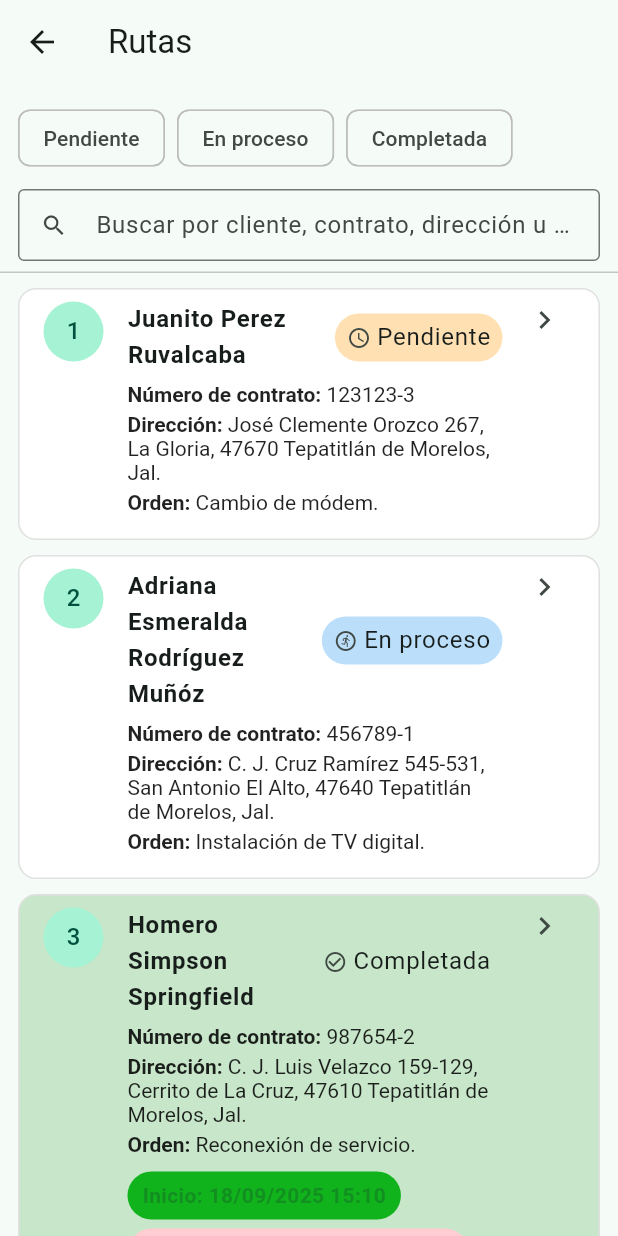
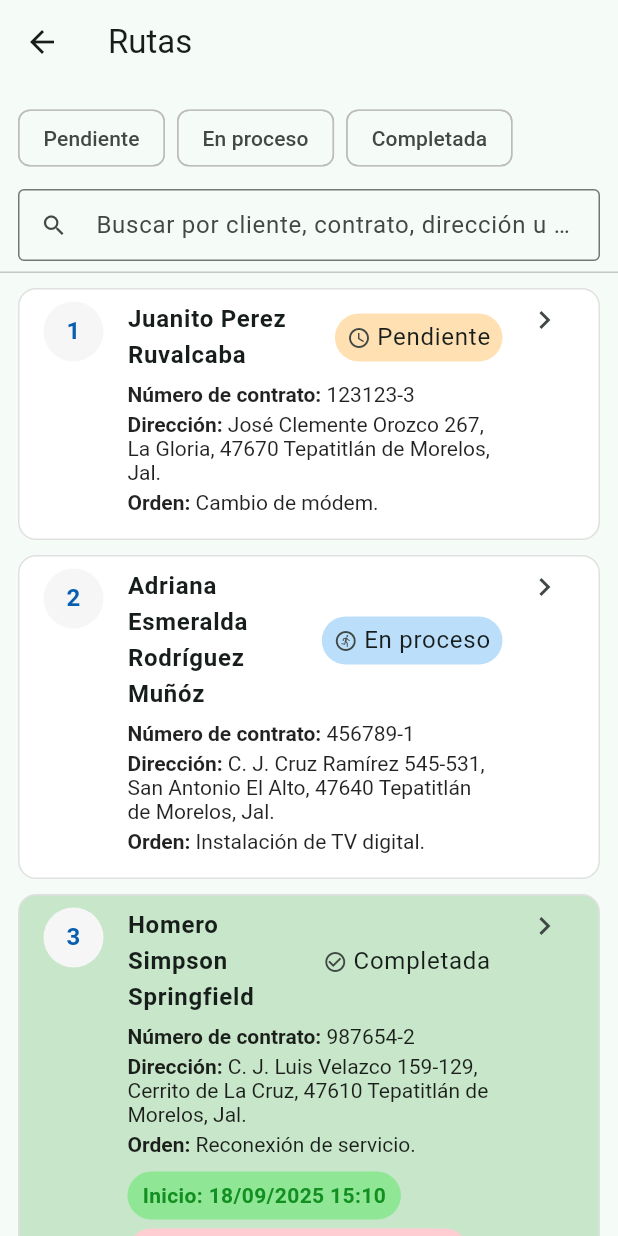
Before and after one commit to Juankjos/tecnicliente, a Flutter app: the RutasPage screen opened by its route, on a phone screen of 412 x 824 dp. Run offline on Flutter 3.47's test engine with Material 3 defaults, Android fonts, the phone set to English and light mode, and no system bars; our stand-ins replace flutter_map, geocoding, geolocator, latlong2.

```diff
--- a/lib/pages/rutas_page.dart
+++ b/lib/pages/rutas_page.dart
@@ -164,7 +164,16 @@ class _RutasPageState extends State<RutasPage> {
                     ),
                   ),
                   child: ListTile(
-                    leading: CircleAvatar(child: Text('${r.id}')),
+                    leading: CircleAvatar(
+                      backgroundColor: const Color.fromARGB(255, 246, 246, 246),
+                      child: Text(
+                        '${r.id}',
+                        style: const TextStyle(
+                          color: Color.fromARGB(255, 8, 95, 176),
+                          fontWeight: FontWeight.w700, // opcional
+                        ),
+                      ),
+                    ),
                     title: Row(
                       children: [
                         Expanded(
@@ -188,7 +197,7 @@ class _RutasPageState extends State<RutasPage> {
                             _pill(
                               label: 'Inicio',
                               value: _formatFechaHora(r.fechaHoraInicio!),
-                              bg: const Color.fromARGB(255, 16, 179, 27),
+                              bg: const Color.fromARGB(255, 143, 230, 149),
                               fg: const Color.fromARGB(255, 18, 143, 32),
                             ),
                           if (r.estatus == RutaStatus.completada && r.fechaHoraFin != null)
--- a/pubspec.yaml
+++ b/pubspec.yaml
@@ -62,8 +62,8 @@ flutter:
   uses-material-design: true
 
   # To add assets to your application, add an assets section, like this:
-  # assets:
-  #   - images/a_dot_burr.jpeg
+  assets:
+    - assets/images/logo.png
   #   - images/a_dot_ham.jpeg
 
   # An image asset can refer to one or more resolution-specific "variants", see
```
Also changed, not shown: lib/pages/home_page.dart (+35 -15 lines), lib/widgets/top_menu.dart (+10 -11 lines), assets/images/logo.png (added).
